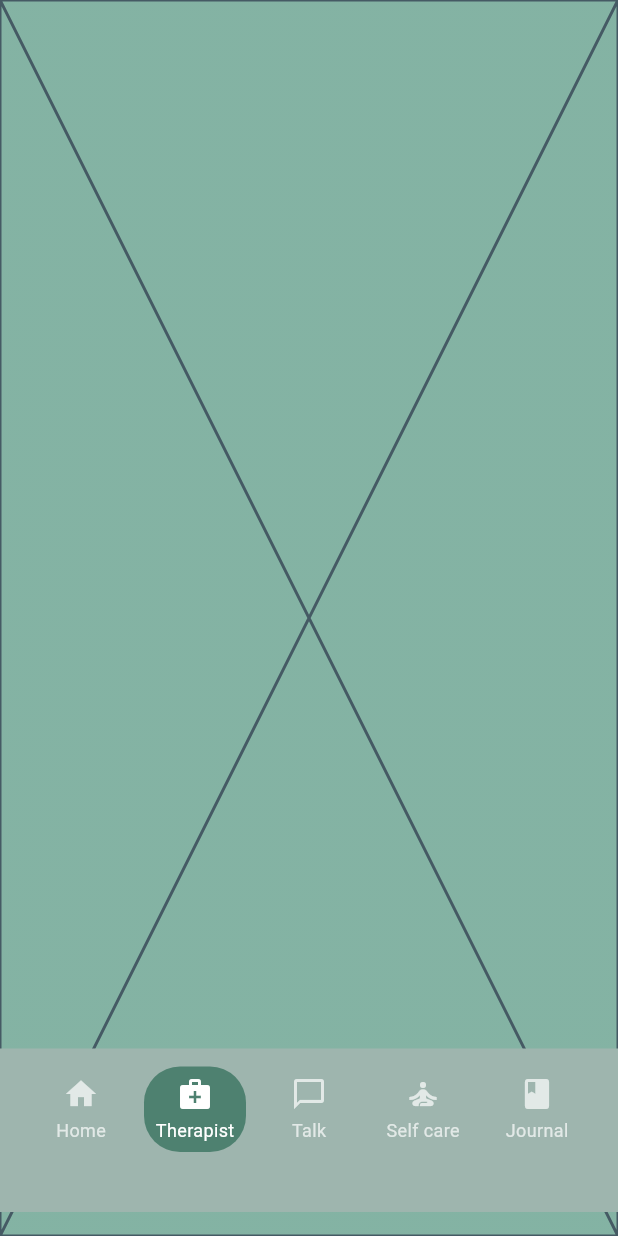
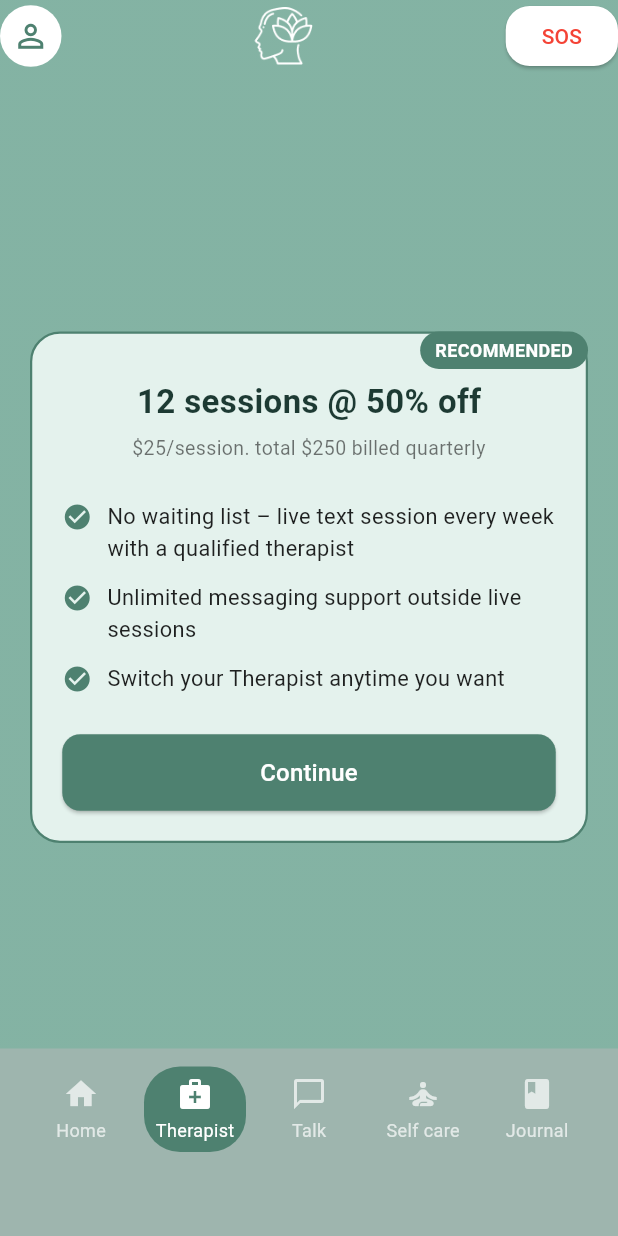
Before and after one commit to MuneebChaudhry-dev/serenity_mind, a Flutter app: the MainScreen screen opened by its route, item 2 of the bottom bar chosen, on a phone screen of 412 x 824 dp. Run offline on Flutter 3.47's test engine with Material 3 defaults, Android fonts, the phone set to English and light mode, and no system bars; our stand-ins replace shared_preferences; accounts and stored records are empty.

```diff
--- a/lib/main.dart
+++ b/lib/main.dart
@@ -1,10 +1,13 @@
 import 'package:flutter/material.dart';
 import 'package:serenity_mind/screens/before_begin.dart';
 import 'package:serenity_mind/screens/home.dart';
+import 'package:serenity_mind/screens/journal_screen.dart';
 import 'package:serenity_mind/screens/main_screen.dart';
 import 'package:serenity_mind/screens/personal_info_screen.dart';
+import 'package:serenity_mind/screens/self_care_screen.dart';
 import 'package:serenity_mind/screens/suffering_from.dart';
 import 'package:serenity_mind/screens/talk_screen.dart';
+import 'package:serenity_mind/screens/therapit_screen.dart';
 import 'screens/splash_screen.dart';
 import 'screens/get_started_screen.dart';
 // import 'screens/onboarding_screen.dart'; // your next step
@@ -31,6 +34,9 @@ class SerenityMindApp extends StatelessWidget {
         '/before_begin': (_) => const BeforeBeginScreen(),
         '/home': (_) => const MainScreen(),
         '/talk': (_) => const TalkScreen(),
+        '/therapist': (_) => const GetTherapistScreen(),
+        '/journel': (_) => JournalScreen(),
+        '/self_care': (_) => SelfCareScreen(),
         // … other routes
       },
     );
--- a/lib/screens/main_screen.dart
+++ b/lib/screens/main_screen.dart
@@ -1,5 +1,8 @@
 import 'package:flutter/material.dart';
+import 'package:serenity_mind/screens/journal_screen.dart';
+import 'package:serenity_mind/screens/self_care_screen.dart';
 import 'package:serenity_mind/screens/talk_screen.dart';
+import 'package:serenity_mind/screens/therapit_screen.dart';
 import '../widgets/background.dart';
 import '../widgets/custom_bottom_nav_bar.dart';
 import 'home/home_screen.dart';
@@ -17,10 +20,10 @@ class _MainScreenState extends State<MainScreen> {
 
   final List<Widget> _screens = [
     const HomeScreen(),
-    Placeholder(), // Will be replaced with other screens
+    const GetTherapistScreen(), // Will be replaced with other screens
     const TalkScreen(),
-    Placeholder(),
-    Placeholder(),
+    SelfCareScreen(),
+    JournalScreen(),
   ];
 
   void _onItemTapped(int index) {
--- /dev/null
+++ b/lib/screens/therapit_screen.dart
@@ -0,0 +1,159 @@
+import 'package:flutter/material.dart';
+import '../widgets/custom_bottom_nav_bar.dart';
+import './home/home_top_bar.dart';
+import '../widgets/background.dart';
+
+class GetTherapistScreen extends StatelessWidget {
+  const GetTherapistScreen({super.key});
+
+  @override
+  Widget build(BuildContext context) {
+    return Scaffold(
+      body: GradientBackground(
+        child: SafeArea(
+          child: Column(
+            children: [
+              const HomeTopBar(),
+              const SizedBox(height: 20),
+              Expanded(
+                child: Center(
+                  child: Stack(
+                    children: [
+                      // Card content
+                      Container(
+                        margin: const EdgeInsets.symmetric(horizontal: 20),
+                        padding: const EdgeInsets.fromLTRB(20, 30, 20, 20),
+                        decoration: BoxDecoration(
+                          color: const Color(0xFFE4F2ED),
+                          borderRadius: BorderRadius.circular(20),
+                          border: Border.all(
+                            color: const Color(0xFF4E8170),
+                            width: 1.5,
+                          ),
+                        ),
+                        child: Column(
+                          mainAxisSize: MainAxisSize.min,
+                          children: [
+                            const Text(
+                              '12 sessions @ 50% off',
+                              style: TextStyle(
+                                fontSize: 22,
+                                fontWeight: FontWeight.bold,
+                                color: Color(0xFF1D3A33),
+                              ),
+                            ),
+                            const SizedBox(height: 6),
+                            const Text(
+                              '\$25/session. total \$250 billed quarterly',
+                              textAlign: TextAlign.center,
+                              style: TextStyle(
+                                fontSize: 13,
+                                color: Colors.black54,
+                              ),
+                            ),
+                            const SizedBox(height: 20),
+                            const FeatureItem(
+                              text:
+                                  'No waiting list – live text session every week with a qualified therapist',
+                            ),
+                            const FeatureItem(
+                              text:
+                                  'Unlimited messaging support outside live sessions',
+                            ),
+                            const FeatureItem(
+                              text: 'Switch your Therapist anytime you want',
+                            ),
+                            const SizedBox(height: 20),
+                            SizedBox(
+                              width: double.infinity,
+                              child: ElevatedButton(
+                                style: ElevatedButton.styleFrom(
+                                  backgroundColor: const Color(0xFF4E8170),
+                                  padding: const EdgeInsets.symmetric(
+                                    vertical: 14,
+                                  ),
+                                  shape: RoundedRectangleBorder(
+                                    borderRadius: BorderRadius.circular(12),
+                                  ),
+                                ),
+                                onPressed: () {
+                                  // Handle continue
+                                },
+                                child: const Text(
+                                  'Continue',
+                                  style: TextStyle(
+                                    fontSize: 16,
+                                    color: Colors.white,
+                                  ),
+                                ),
+                              ),
+                            ),
+                          ],
+                        ),
+                      ),
+
+                      // RECOMMENDED badge
+                      Positioned(
+                        top: 0,
+                        right: 20,
+                        child: Container(
+                          padding: const EdgeInsets.symmetric(
+                            horizontal: 10,
+                            vertical: 4,
+                          ),
+                          decoration: BoxDecoration(
+                            color: const Color(0xFF4E8170),
+                            borderRadius: BorderRadius.circular(20),
+                          ),
+                          child: const Text(
+                            'RECOMMENDED',
+                            style: TextStyle(
+                              color: Colors.white,
+                              fontWeight: FontWeight.bold,
+                              fontSize: 12,
+                            ),
+                          ),
+                        ),
+                      ),
+                    ],
+                  ),
+                ),
+              ),
+            ],
+          ),
+        ),
+      ),
+      bottomNavigationBar: CustomBottomNavBar(
+        currentIndex: 1,
+        onTap: (index) {
+          // Handle navigation
+        },
+      ),
+    );
+  }
+}
+
+class FeatureItem extends StatelessWidget {
+  final String text;
+  const FeatureItem({required this.text, super.key});
+
+  @override
+  Widget build(BuildContext context) {
+    return Padding(
+      padding: const EdgeInsets.symmetric(vertical: 6),
+      child: Row(
+        crossAxisAlignment: CrossAxisAlignment.start,
+        children: [
+          const Icon(Icons.check_circle, color: Color(0xFF4E8170), size: 20),
+          const SizedBox(width: 10),
+          Expanded(
+            child: Text(
+              text,
+              style: const TextStyle(color: Colors.black87, fontSize: 14.5),
+            ),
+          ),
+        ],
+      ),
+    );
+  }
+}
```
Also changed, not shown: lib/screens/journal_screen.dart (added, +119 -0 lines), lib/screens/self_care_screen.dart (added, +144 -0 lines), assets/images/feel_energatic.png (added), assets/images/improve_performance.png (added), assets/images/increase_happiness.png (added), assets/images/journal.png (added), assets/images/manage_anxiety2.png (added), assets/images/manage_insomnia.png (added), assets/images/manage_stress.png (added).
